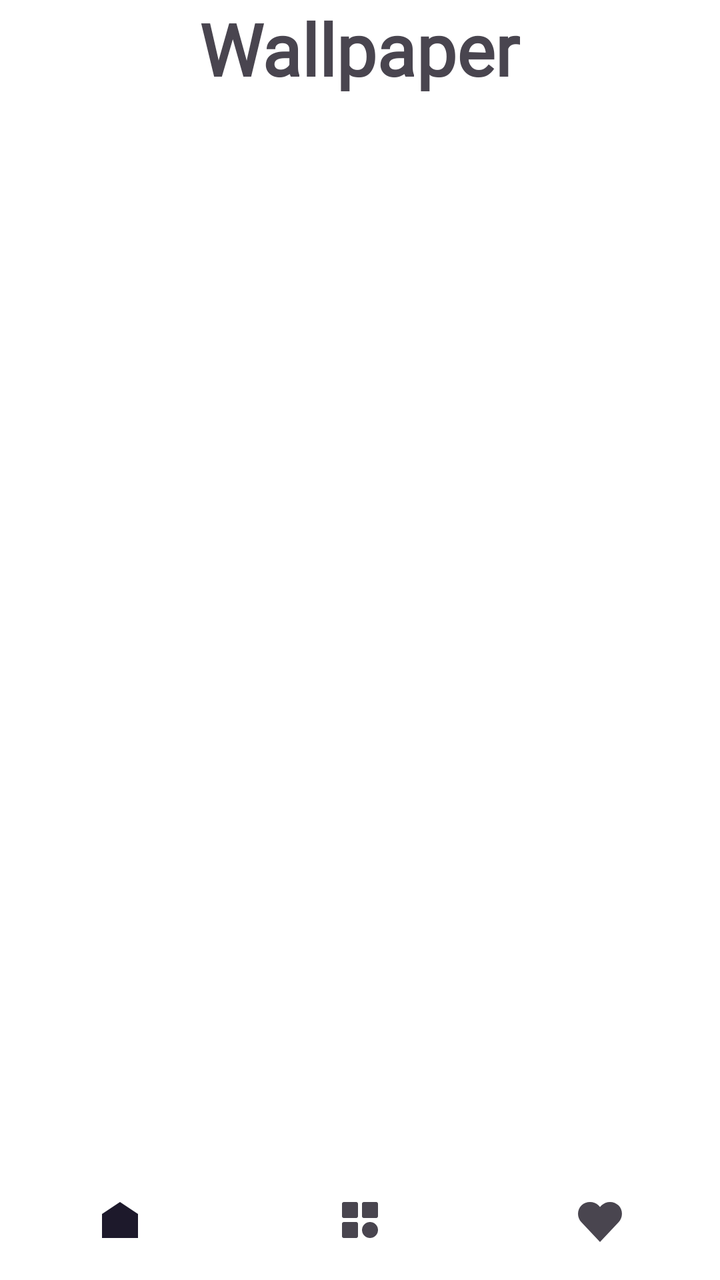
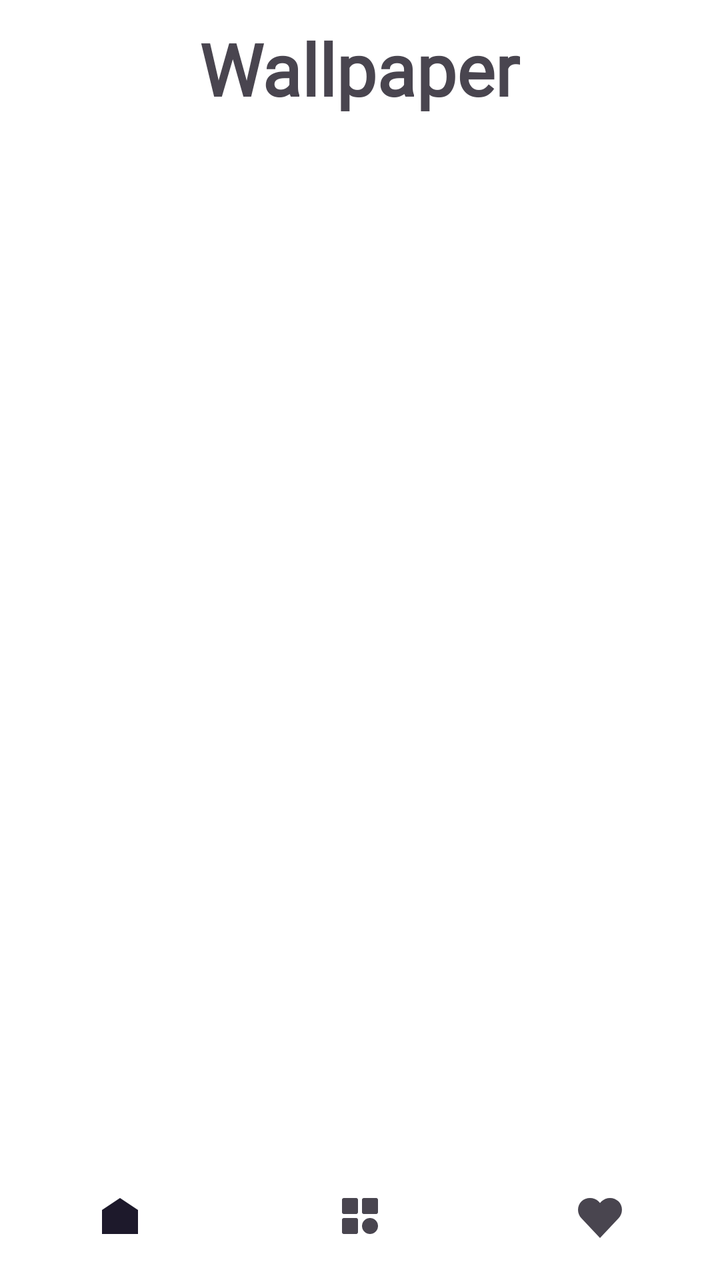

Two renders of the same Android screen: before a commit and after it. Below are the layout's source before the change and the commit's diff.
<!-- AndroidManifest.xml: application theme Theme.WallpaperApp -->
<!-- res/layout/activity_main.xml -->
<?xml version="1.0" encoding="utf-8"?>
<LinearLayout xmlns:android="http://schemas.android.com/apk/res/android"
    xmlns:app="http://schemas.android.com/apk/res-auto"
    xmlns:tools="http://schemas.android.com/tools"
    android:id="@+id/main"
    android:layout_width="match_parent"
    android:layout_height="match_parent"
    tools:context=".MainActivity"
    android:orientation="vertical"
    android:fitsSystemWindows="true"
    android:padding="10dp"
    >
    <TextView
        android:layout_width="wrap_content"
        android:layout_height="wrap_content"
        android:fontFamily="@font/poppins"
        android:text="Wallpaper"
        android:textStyle="bold"
        android:textSize="36sp"
        android:layout_gravity="center"

      />

    <FrameLayout
        android:id="@+id/main_frag_con"
        android:layout_width="match_parent"
        android:layout_height="0dp"
        android:layout_weight="1" />

    <com.google.android.material.bottomnavigation.BottomNavigationView
        android:id="@+id/bottom_navigation"
        android:layout_width="match_parent"
        android:layout_height="60dp"
        android:background="@android:color/white"
        app:itemTextColor="@android:color/transparent"
        app:labelVisibilityMode="unlabeled"
        app:itemRippleColor="@android:color/transparent"
        app:menu="@menu/bottom_nav_menu"


        />

</LinearLayout>
<!-- resources referenced by this layout -->
<resources>
  <style name="Theme.WallpaperApp" parent="Base.Theme.WallpaperApp" />
  <style name="Base.Theme.WallpaperApp" parent="Theme.Material3.Light.NoActionBar">
          <item name="android:windowBackground">@color/background</item>
          <item name="colorPrimary">@color/primary</item>
          <item name="colorOnBackground">@color/text_primary</item>
      </style>
  <color name="background">#FFFFFF</color>
  <color name="primary">#F62F4C</color>
  <color name="text_primary">#000000</color>
</resources>

<!-- the commit's change to res/layout/activity_main.xml (unified diff, before → after) -->
@@ -18,11 +18,12 @@
         android:textStyle="bold"
         android:textSize="36sp"
         android:layout_gravity="center"
+        android:layout_marginTop="10dp"
 
       />
 
-    <FrameLayout
-        android:id="@+id/main_frag_con"
+    <androidx.viewpager2.widget.ViewPager2
+        android:id="@+id/main_view_pager"
         android:layout_width="match_parent"
         android:layout_height="0dp"
         android:layout_weight="1" />
@@ -30,7 +31,7 @@
     <com.google.android.material.bottomnavigation.BottomNavigationView
         android:id="@+id/bottom_navigation"
         android:layout_width="match_parent"
-        android:layout_height="60dp"
+        android:layout_height="?attr/actionBarSize"
         android:background="@android:color/white"
         app:itemTextColor="@android:color/transparent"
         app:labelVisibilityMode="unlabeled"
